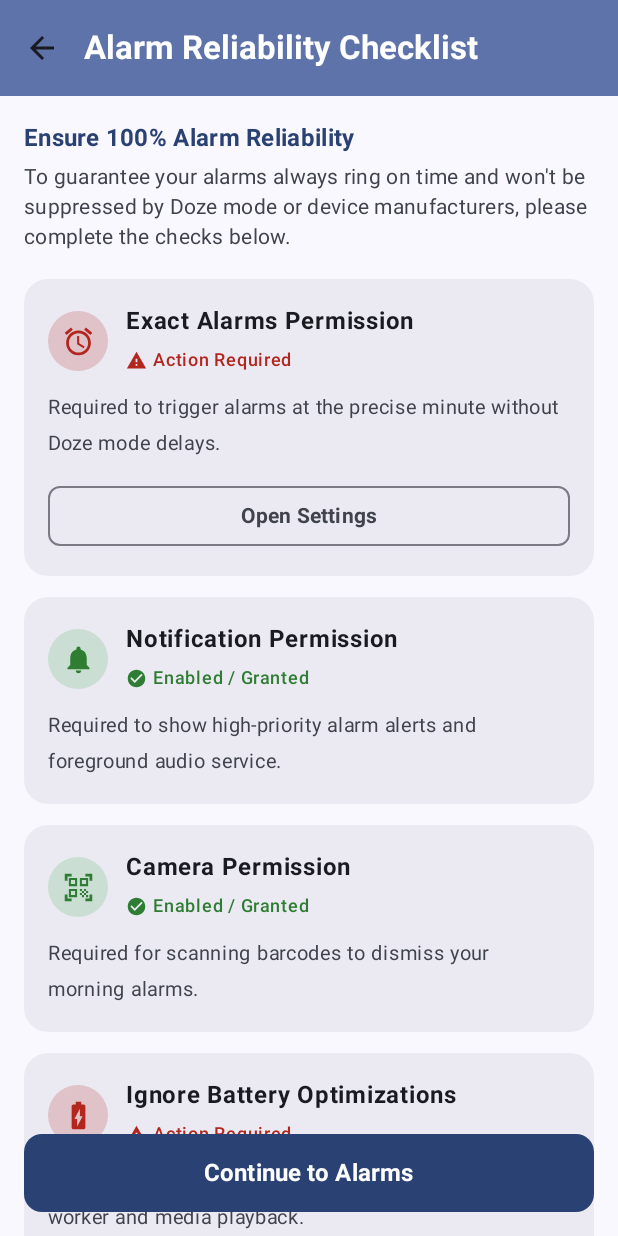
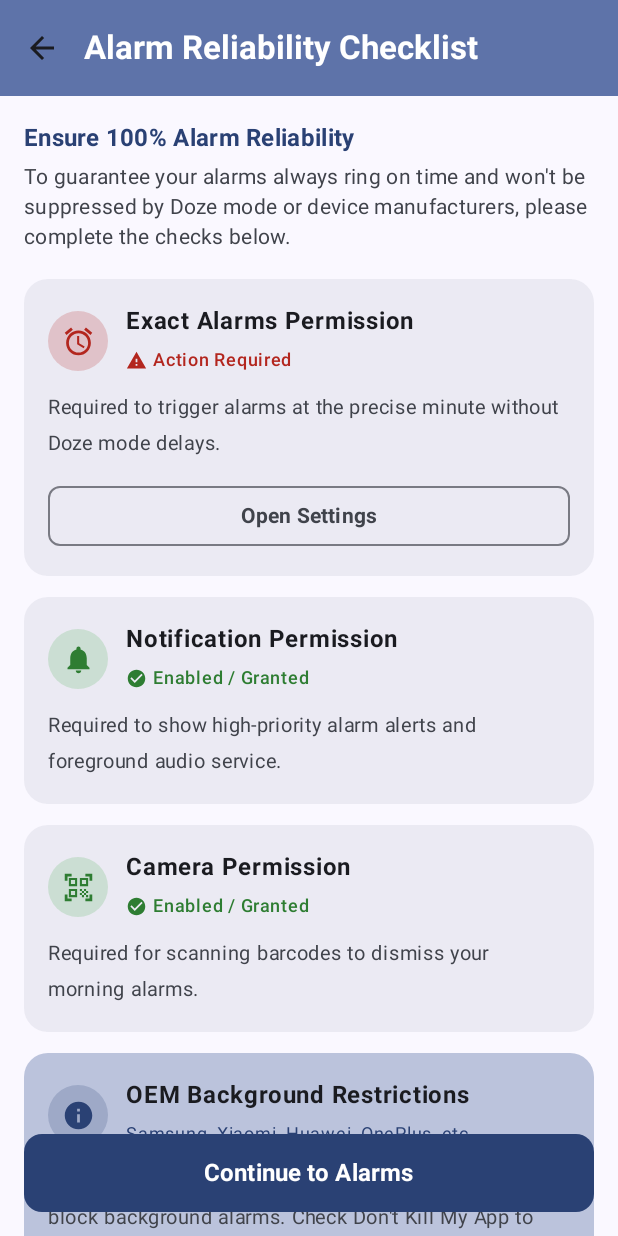
Before and after one commit to river-martin/scanwake, an Android app built with Jetpack Compose: the @Preview function ReliabilityChecklistScreenFoldedPreview, on a phone screen of 412 x 824 dp. Run offline under Robolectric (Android 15) with nearby library versions, the phone set to English and light mode, and no system bars; our stand-ins replace window size class.

Commit message:
refactor: remove unnecessary battery optimization request

```diff
--- a/app/src/main/AndroidManifest.xml
+++ b/app/src/main/AndroidManifest.xml
@@ -18,7 +18,6 @@
     <uses-permission android:name="android.permission.FOREGROUND_SERVICE" />
     <uses-permission android:name="android.permission.FOREGROUND_SERVICE_MEDIA_PLAYBACK" />
     <uses-permission android:name="android.permission.WAKE_LOCK" />
-    <uses-permission android:name="android.permission.REQUEST_IGNORE_BATTERY_OPTIMIZATIONS" />
 
     <!-- Remove unnecessary permissions added by dependencies -->
     <uses-permission android:name="android.permission.ACCESS_NETWORK_STATE" tools:node="remove" />
--- a/app/src/main/java/io/github/river_martin/scanwake/ui/screens/ReliabilityChecklistScreen.kt
+++ b/app/src/main/java/io/github/river_martin/scanwake/ui/screens/ReliabilityChecklistScreen.kt
@@ -257,18 +257,6 @@ fun ReliabilityChecklistScreen(
                     )
                 }
 
-                item {
-                    ReliabilityCard(
-                        icon = Icons.Default.BatteryChargingFull,
-                        title = "Ignore Battery Optimizations",
-                        description = "Prevents Android from killing the background alarm worker and media playback.",
-                        isGranted = batteryOptimizationIgnored,
-                        actionText = "Disable Optimization",
-                        onActionClick = { ReliabilityUtils.openBatteryOptimizationSettings(context) },
-                        modifier = Modifier.fillMaxWidth()
-                    )
-                }
-
                 item(span = { GridItemSpan(2) }) {
                     OemReliabilityCard(
                         onOpenGuideClick = { ReliabilityUtils.openDontKillMyApp(context) },
@@ -355,20 +343,6 @@ fun ReliabilityChecklistScreen(
                         onActionClick = {
                             cameraPermissionLauncher.launch(Manifest.permission.CAMERA)
                         },
-                        modifier = Modifier
-                            .widthIn(max = 500.dp)
-                            .fillMaxWidth()
-                    )
-                }
-
-                item {
-                    ReliabilityCard(
-                        icon = Icons.Default.BatteryChargingFull,
-                        title = "Ignore Battery Optimizations",
-                        description = "Prevents Android from killing the background alarm worker and media playback.",
-                        isGranted = batteryOptimizationIgnored,
-                        actionText = "Disable Optimization",
-                        onActionClick = { ReliabilityUtils.openBatteryOptimizationSettings(context) },
                         modifier = Modifier
                             .widthIn(max = 500.dp)
                             .fillMaxWidth()
```
Also changed, not shown: app/src/main/java/io/github/river_martin/scanwake/util/ReliabilityUtils.kt (+0 -16 lines).
